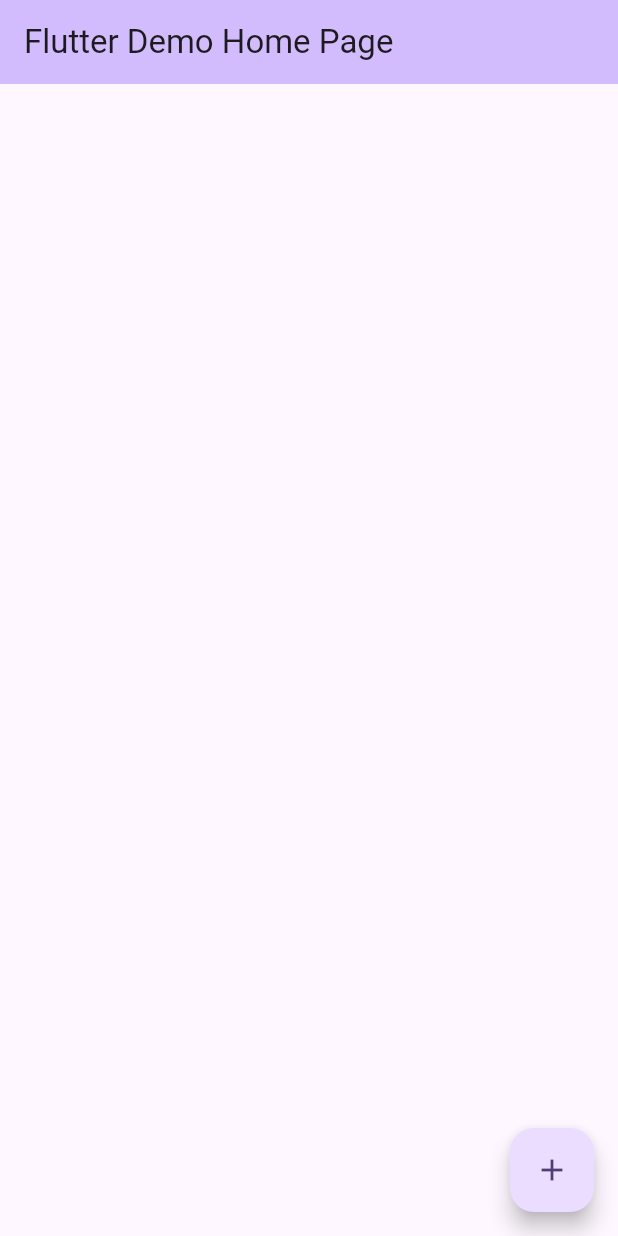
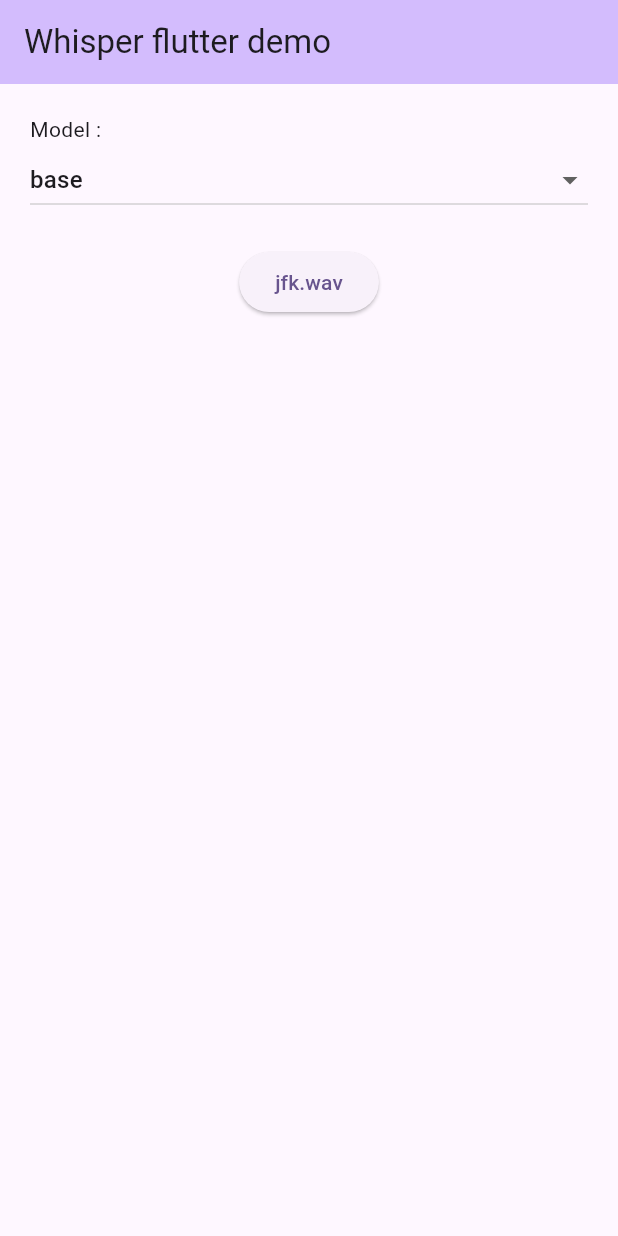
Before and after one commit to krikristoophe/whisper_flutter_plus, a Flutter app: the screen it shows after launch, on a phone screen of 412 x 824 dp. Run offline on Flutter 3.47's test engine with Material 2 defaults, Android fonts, the phone set to English and light mode, and no system bars; our stand-ins replace flutter_riverpod, freezed_annotation, universal_io; missing offline and left inert: dart:ffi, easy_dart_logger, ffmpeg_dart; generated files the repository leaves out were written again.

Commit message:
feat: create real exemple app

```diff
--- a/example/analysis_options.yaml
+++ b/example/analysis_options.yaml
@@ -24,6 +24,7 @@ linter:
     avoid_print: false
     public_member_api_docs: false
     omit_local_variable_types: false
+    unnecessary_lambdas: false
 
 # Additional information about this file can be found at
 # https://dart.dev/guides/language/analysis-options
--- a/example/lib/main.dart
+++ b/example/lib/main.dart
@@ -2,7 +2,11 @@ import 'dart:io';
 
 import 'package:flutter/material.dart';
 import 'package:flutter/services.dart';
+import 'package:flutter_riverpod/flutter_riverpod.dart';
 import 'package:path_provider/path_provider.dart';
+import 'package:test_whisper/providers.dart';
+import 'package:test_whisper/whisper_controller.dart';
+import 'package:test_whisper/whisper_result.dart';
 import 'package:whisper_flutter_plus/whisper_flutter_plus.dart';
 
 void main() {
@@ -14,91 +18,117 @@ class MyApp extends StatelessWidget {
 
   @override
   Widget build(BuildContext context) {
-    return MaterialApp(
-      title: 'Flutter Demo',
+    return ProviderScope(
+      child: MaterialApp(
+        title: 'Flutter whisper demo',
         theme: ThemeData(
           colorScheme: ColorScheme.fromSeed(seedColor: Colors.deepPurple),
           useMaterial3: true,
         ),
-      home: const MyHomePage(title: 'Flutter Demo Home Page'),
+        home: const MyHomePage(),
+      ),
     );
   }
 }
 
-class MyHomePage extends StatefulWidget {
-  const MyHomePage({required this.title, super.key});
-
-  final String title;
+class MyHomePage extends ConsumerWidget {
+  const MyHomePage({
+    super.key,
+  });
 
   @override
-  State<MyHomePage> createState() => _MyHomePageState();
+  Widget build(BuildContext context, WidgetRef ref) {
+    final WhisperModel model = ref.watch(modelProvider);
+    final WhisperController controller = ref.watch(
+      whisperControllerProvider.notifier,
+    );
+    return Scaffold(
+      appBar: AppBar(
+        backgroundColor: Theme.of(context).colorScheme.inversePrimary,
+        title: const Text(
+          'Whisper flutter demo',
+        ),
+      ),
+      body: SafeArea(
+        minimum: const EdgeInsets.all(20),
+        child: Consumer(
+          builder: (context, ref, _) {
+            final AsyncValue<TranscribeResult?> transcriptionAsync = ref.watch(
+              whisperControllerProvider,
+            );
+
+            return transcriptionAsync.maybeWhen(
+              skipLoadingOnRefresh: true,
+              skipLoadingOnReload: true,
+              data: (TranscribeResult? transcriptionResult) {
+                return Column(
+                  crossAxisAlignment: CrossAxisAlignment.stretch,
+                  children: <Widget>[
+                    const Text('Model :'),
+                    DropdownButton(
+                      isExpanded: true,
+                      value: model,
+                      items: WhisperModel.values
+                          .map(
+                            (WhisperModel model) => DropdownMenuItem(
+                              value: model,
+                              child: Text(model.modelName),
+                            ),
+                          )
+                          .toList(),
+                      onChanged: (WhisperModel? model) {
+                        if (model != null) {
+                          ref.read(modelProvider.notifier).state = model;
                         }
-
-class _MyHomePageState extends State<MyHomePage> {
-  String? _text;
-  Future<void> _transcribe() async {
+                      },
+                    ),
+                    const SizedBox(height: 20),
+                    Row(
+                      mainAxisAlignment: MainAxisAlignment.spaceAround,
+                      children: [
+                        ElevatedButton(
+                          onPressed: () async {
                             final Directory documentDirectory =
                                 await getApplicationDocumentsDirectory();
-    final ByteData documentBytes = await rootBundle.load('assets/jfk.wav');
+                            final ByteData documentBytes =
+                                await rootBundle.load(
+                              'assets/jfk.wav',
+                            );
 
-    await File('${documentDirectory.path}/jfk.wav').writeAsBytes(
+                            final String jfkPath =
+                                '${documentDirectory.path}/jfk.wav';
+
+                            await File(jfkPath).writeAsBytes(
                               documentBytes.buffer.asUint8List(),
                             );
 
-    const Whisper whisper = Whisper(
-      model: WhisperModel.base,
-    );
-    final String? whisperVersion = await whisper.getVersion();
-    print(whisperVersion);
-
-    final DateTime start = DateTime.now();
-    final String transcription = await whisper.transcribe(
-      transcribeRequest: TranscribeRequest(
-        audio: '${documentDirectory.path}/jfk.wav',
-      ),
-    );
-    print(transcription);
-
-    print(DateTime.now().difference(start));
-
-    setState(() {
-      _text = transcription;
-    });
-
-    /// auto convert any fideo
-    /* Transcribe transcribeAnyAudio = await whisper.transcribe(
-      audio: WhisperAudioconvert.convert(
-        audioInput: File('./path_audio_any_format'),
-        audioOutput: File('./path_audio_convert.wav'),
-      ).path,
-      model: './path_model_whisper_bin',
-      language: 'id', // language
-    );
-    print(transcribeAnyAudio); */
-  }
-
-  @override
-  Widget build(BuildContext context) {
-    return Scaffold(
-      appBar: AppBar(
-        backgroundColor: Theme.of(context).colorScheme.inversePrimary,
-        title: Text(widget.title),
-      ),
-      body: Center(
-        child: Column(
-          mainAxisAlignment: MainAxisAlignment.center,
-          children: <Widget>[
-            if (_text != null)
-              Text(
-                _text!,
+                            await controller.transcribe(jfkPath);
+                          },
+                          child: const Text('jfk.wav'),
                         ),
                       ],
                     ),
+                    if (transcriptionResult != null) ...[
+                      const SizedBox(height: 20),
+                      Text(
+                        transcriptionResult.transcription,
                       ),
-      floatingActionButton: FloatingActionButton(
-        onPressed: _transcribe,
-        tooltip: 'Increment',
-        child: const Icon(Icons.add),
+                      const SizedBox(height: 20),
+                      Text(
+                        transcriptionResult.time.toString(),
+                      ),
+                    ],
+                  ],
+                );
+              },
+              orElse: () {
+                return const Center(
+                  child: CircularProgressIndicator(),
+                );
+              },
+            );
+          },
+        ),
       ),
     );
   }
--- /dev/null
+++ b/example/lib/providers.dart
@@ -0,0 +1,4 @@
+import 'package:flutter_riverpod/flutter_riverpod.dart';
+import 'package:whisper_flutter_plus/whisper_flutter_plus.dart';
+
+final modelProvider = StateProvider.autoDispose((ref) => WhisperModel.base);
--- /dev/null
+++ b/example/lib/whisper_controller.dart
@@ -0,0 +1,44 @@
+import 'package:flutter_riverpod/flutter_riverpod.dart';
+import 'package:test_whisper/providers.dart';
+import 'package:test_whisper/whisper_result.dart';
+import 'package:whisper_flutter_plus/whisper_flutter_plus.dart';
+
+class WhisperController extends StateNotifier<AsyncValue<TranscribeResult?>> {
+  WhisperController(this.ref) : super(const AsyncData(null));
+
+  final Ref ref;
+
+  Future<void> transcribe(String filePath) async {
+    final WhisperModel model = ref.read(modelProvider);
+
+    state = const AsyncLoading();
+
+    final Whisper whisper = Whisper(
+      model: model,
+    );
+
+    final String? whisperVersion = await whisper.getVersion();
+    print(whisperVersion);
+
+    final DateTime start = DateTime.now();
+    final String transcription = await whisper.transcribe(
+      transcribeRequest: TranscribeRequest(
+        audio: filePath,
+      ),
+    );
+
+    final Duration transcriptionDuration = DateTime.now().difference(start);
+
+    state = AsyncData(
+      TranscribeResult(
+        time: transcriptionDuration,
+        transcription: transcription,
+      ),
+    );
+  }
+}
+
+final whisperControllerProvider = StateNotifierProvider.autoDispose<
+    WhisperController, AsyncValue<TranscribeResult?>>(
+  (ref) => WhisperController(ref),
+);
--- /dev/null
+++ b/example/lib/whisper_result.dart
@@ -0,0 +1,8 @@
+class TranscribeResult {
+  const TranscribeResult({
+    required this.transcription,
+    required this.time,
+  });
+  final String transcription;
+  final Duration time;
+}
--- a/example/pubspec.yaml
+++ b/example/pubspec.yaml
@@ -31,6 +31,7 @@ dependencies:
   flutter:
     sdk: flutter
 
+  flutter_riverpod: ^2.3.10
   path_provider: ^2.1.0
   whisper_flutter_plus:
     path: ../
```
Also changed, not shown: example/pubspec.lock. Lines whose indentation alone changed are shown as unchanged.
